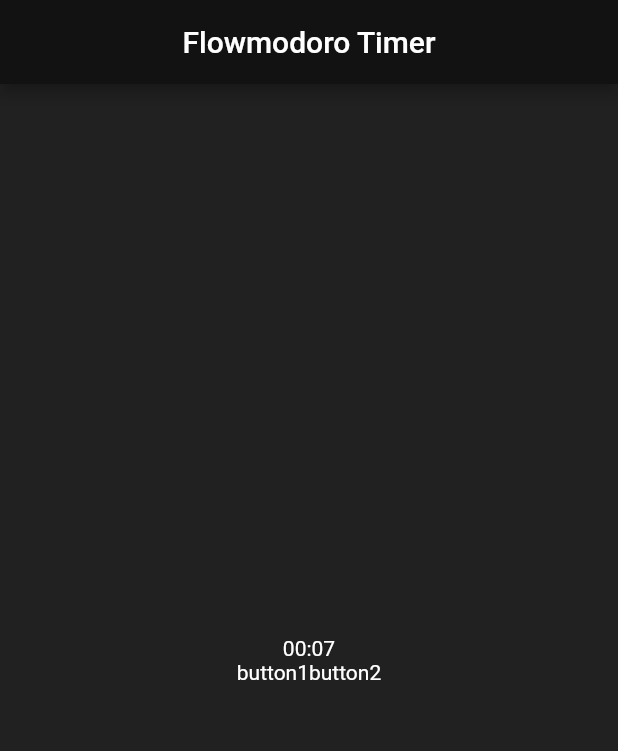
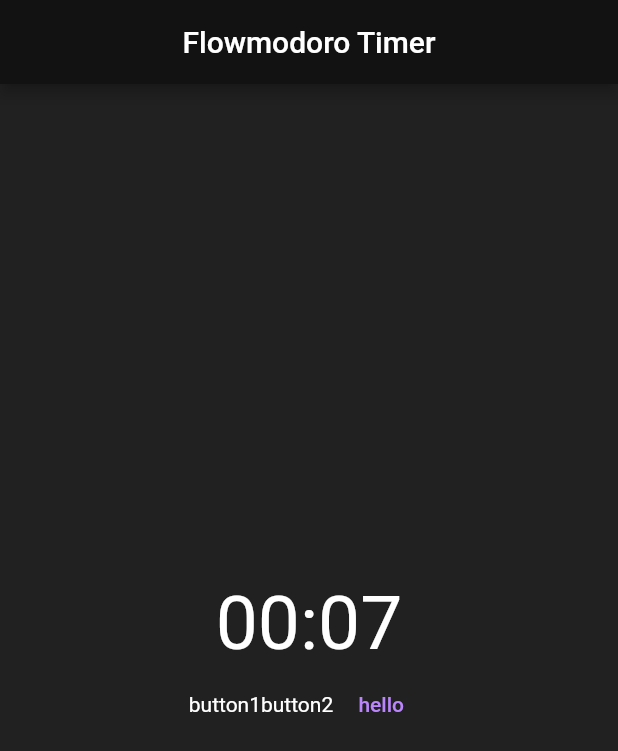
Before and after one commit to SzymanskiFilip/flowmodoro-flutter, a Flutter app: the screen it shows after launch, on a phone screen of 412 x 824 dp. Shown: the top 751 px of the screen. Run offline on Flutter 3.47's test engine with Material 2 defaults, Android fonts, the phone set to English and light mode, and no system bars.

Commit message:
added dummy button

```diff
--- a/lib/widgets/TimerWidget.dart
+++ b/lib/widgets/TimerWidget.dart
@@ -1,5 +1,6 @@
 import "package:flutter/material.dart";
 import "dart:async";
+import "../themes/themes.dart";
 
 class TimerWidget extends StatefulWidget {
   const TimerWidget({Key? key}) : super(key: key);
@@ -41,10 +42,11 @@ class _TimerWidgetState extends State<TimerWidget> {
 
     return Container(
       child: Column(children: [
-        Text("$minutes:$seconds"),
+        Text("$minutes:$seconds", style: Themes.timerStyle,),
         Row(children: [
           Text("button1"),
-          Text("button2")
+          Text("button2"),
+          TextButton(child: Text("hello"), onPressed: () => {print('1')},),
         ], mainAxisAlignment: MainAxisAlignment.center,)
       ], mainAxisAlignment: MainAxisAlignment.center,),
     );
```
